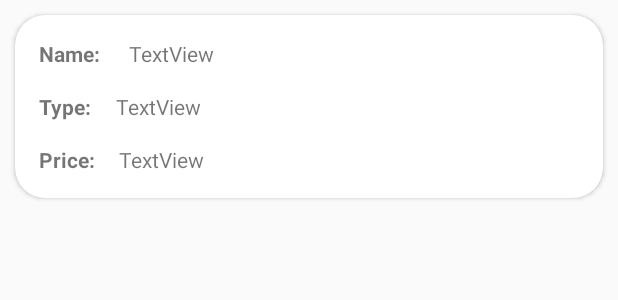
After one commit to ETS-Android1/Android-Click-Away-Application, an Android app: the layout coffee_display_layout.xml on its own in the app's theme, with its tools: preview values and no code run, on a phone screen of 412 x 824 dp. The commit adds this screen. Shown: the top 300 px of the screen. Run offline under Robolectric (Android 15) with nearby library versions, the phone set to English and light mode, and no system bars.

Commit message:
Big Commit Ger

```diff
--- /dev/null
+++ b/app/src/main/res/layout/coffee_display_layout.xml
@@ -0,0 +1,93 @@
+<?xml version="1.0" encoding="utf-8"?>
+<androidx.cardview.widget.CardView
+    xmlns:android="http://schemas.android.com/apk/res/android"
+    xmlns:app="http://schemas.android.com/apk/res-auto"
+    xmlns:tools="http://schemas.android.com/tools"
+    android:layout_width="match_parent"
+    android:layout_height="wrap_content"
+    android:layout_marginHorizontal="10dp"
+    android:layout_marginTop="10dp"
+    android:layout_marginBottom="20dp"
+    android:scrollbars="vertical"
+    app:cardCornerRadius="20dp">
+
+
+    <androidx.constraintlayout.widget.ConstraintLayout
+        android:layout_width="match_parent"
+        android:layout_height="match_parent">
+
+        <TextView
+            android:id="@+id/textView1"
+            android:layout_width="wrap_content"
+            android:layout_height="wrap_content"
+            android:layout_marginStart="16dp"
+            android:layout_marginTop="16dp"
+            android:text="Name: "
+            android:textStyle="bold"
+            app:layout_constraintStart_toStartOf="parent"
+            app:layout_constraintTop_toTopOf="parent" />
+
+        <TextView
+            android:id="@+id/coffee_name"
+            android:layout_width="0dp"
+            android:layout_height="wrap_content"
+            android:layout_marginStart="16dp"
+            android:layout_marginTop="16dp"
+            android:layout_marginEnd="16dp"
+            android:text="TextView"
+            app:layout_constraintEnd_toEndOf="parent"
+            app:layout_constraintStart_toEndOf="@+id/textView1"
+            app:layout_constraintTop_toTopOf="parent" />
+
+        <TextView
+            android:id="@+id/textView2"
+            android:layout_width="wrap_content"
+            android:layout_height="wrap_content"
+            android:layout_marginStart="16dp"
+            android:layout_marginTop="16dp"
+            android:text="Type:"
+            android:textStyle="bold"
+            app:layout_constraintStart_toStartOf="parent"
+            app:layout_constraintTop_toBottomOf="@+id/textView1" />
+
+        <TextView
+            android:id="@+id/coffee_type"
+            android:layout_width="0dp"
+            android:layout_height="wrap_content"
+            android:layout_marginStart="16dp"
+            android:layout_marginTop="16dp"
+            android:layout_marginEnd="16dp"
+            android:text="TextView"
+            app:layout_constraintEnd_toEndOf="parent"
+            app:layout_constraintStart_toEndOf="@+id/textView2"
+            app:layout_constraintTop_toBottomOf="@+id/coffee_name" />
+
+        <TextView
+            android:id="@+id/textView3"
+            android:layout_width="wrap_content"
+            android:layout_height="wrap_content"
+            android:layout_marginStart="16dp"
+            android:layout_marginTop="16dp"
+            android:layout_marginBottom="16dp"
+            android:text="Price:"
+            android:textStyle="bold"
+            app:layout_constraintBottom_toBottomOf="parent"
+            app:layout_constraintStart_toStartOf="parent"
+            app:layout_constraintTop_toBottomOf="@+id/textView2" />
+
+        <TextView
+            android:id="@+id/coffee_price"
+            android:layout_width="0dp"
+            android:layout_height="wrap_content"
+            android:layout_marginStart="16dp"
+            android:layout_marginTop="16dp"
+            android:layout_marginEnd="16dp"
+            android:layout_marginBottom="16dp"
+            android:text="TextView"
+            app:layout_constraintBottom_toBottomOf="parent"
+            app:layout_constraintEnd_toEndOf="parent"
+            app:layout_constraintStart_toEndOf="@+id/textView3"
+            app:layout_constraintTop_toBottomOf="@+id/coffee_type" />
+
+    </androidx.constraintlayout.widget.ConstraintLayout>
+</androidx.cardview.widget.CardView>
```
Also changed, not shown: app/src/main/java/com/unipi/p17019p17024/clickawayapplication/CoffeeFragment.java (+101 -4 lines), app/src/main/java/com/unipi/p17019p17024/clickawayapplication/MainActivity.java (+23 -17 lines), app/src/main/java/com/unipi/p17019p17024/clickawayapplication/Product.java (added, +82 -0 lines), app/src/main/res/layout/fragment_coffee.xml (+3 -5 lines).
